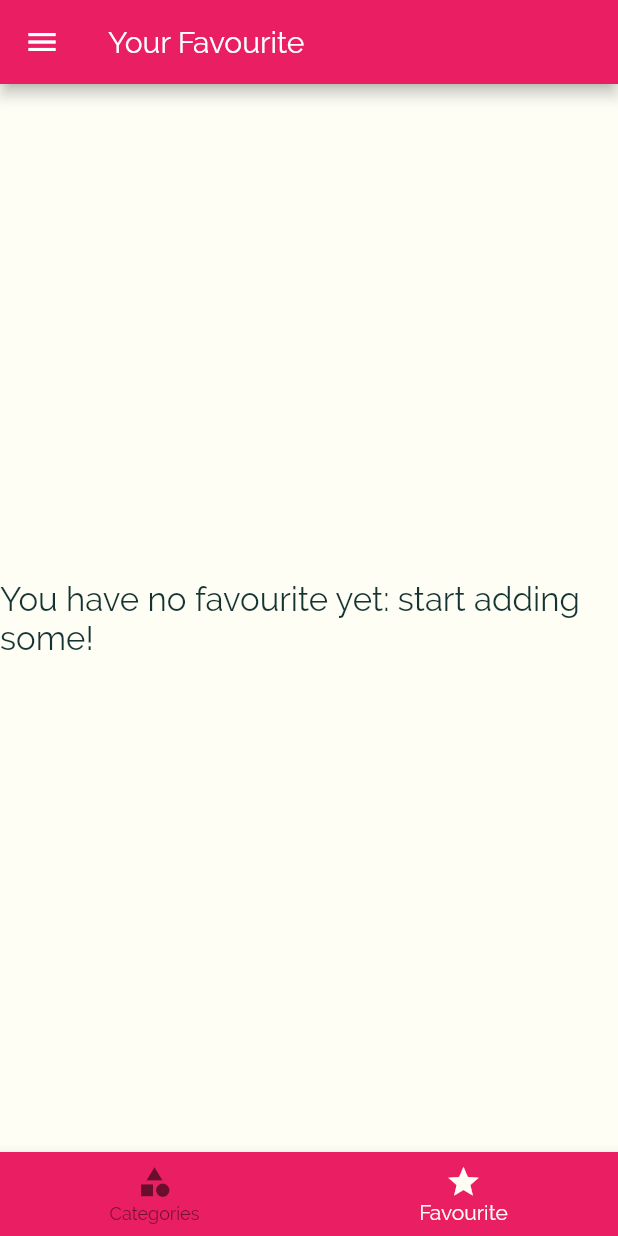
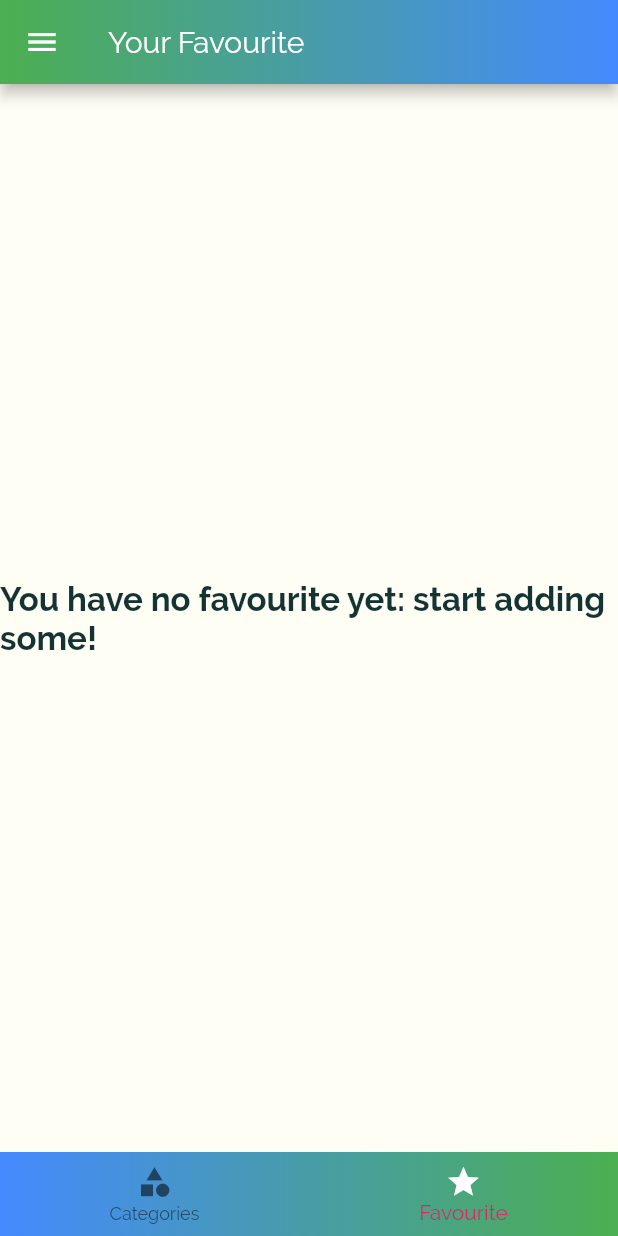
Before and after one commit to MeetSolguruz/meals_app, a Flutter app: the screen it shows after launch, item 2 of the bottom bar chosen, on a phone screen of 412 x 824 dp. Run offline on Flutter 3.47's test engine with Material 2 defaults, Android fonts, the phone set to English and light mode, and no system bars.

Commit message:
Everything is ok

```diff
--- a/lib/screens/favourites_screen.dart
+++ b/lib/screens/favourites_screen.dart
@@ -14,7 +14,10 @@ class FavouritesScreen extends StatelessWidget {
       return Center(
         child: Text(
           'You have no favourite yet: start adding some!',
-          style: TextStyle(fontSize: 22),
+          style: TextStyle(
+            fontSize: 22,
+            fontWeight: FontWeight.bold,
+          ),
         ),
       );
     } else {
--- a/lib/screens/filters_screen.dart
+++ b/lib/screens/filters_screen.dart
@@ -55,6 +55,7 @@ class _FiltersScreenState extends State<FiltersScreen> {
                 'vegetarian': _vegetarian,
               };
               widget.saveFilters(selectedFilters);
+              Navigator.pushNamed(context, '/');
             },
           ),
         ],
@@ -66,6 +67,10 @@ class _FiltersScreenState extends State<FiltersScreen> {
             padding: EdgeInsets.all(20),
             child: Text(
               'Adjust your meal selection.',
+              style: TextStyle(
+                fontWeight: FontWeight.bold,
+                fontSize: 16,
+              ),
             ),
           ),
           Expanded(
--- a/lib/screens/tabs_screen.dart
+++ b/lib/screens/tabs_screen.dart
@@ -37,19 +37,25 @@ class _TabsScreenState extends State<TabsScreen> {
     });
   }
 
-  @override
-  Widget build(BuildContext context) {
-    return Scaffold(
-      appBar: AppBar(
-        title: Text(_pages![_selectedPageIndex]['title'] as String),
+  Widget _createBottomNavigationBar() {
+    return Container(
+      decoration: BoxDecoration(
+        gradient: LinearGradient(
+          colors: [Colors.blueAccent, Colors.green],
+          begin: Alignment.topLeft,
+          end: Alignment.topRight,
+          // stops: [0.0, 0.8],
+          //tileMode: TileMode.clamp,
+        ),
       ),
-      drawer: MainDrawer(),
-      body: _pages![_selectedPageIndex]['page'] as Widget,
-      bottomNavigationBar: BottomNavigationBar(
+      child: BottomNavigationBar(
         onTap: _selectPage,
-        backgroundColor: Theme.of(context).primaryColor,
-        selectedItemColor: Theme.of(context).canvasColor,
-        // unselectedItemColor: Theme.of(context).canvasColor,
+        // check till down....
+        backgroundColor: Colors.transparent,
+        type: BottomNavigationBarType.fixed,
+        elevation: 0,
+        // unselectedItemColor: Colors.white,
+        selectedIconTheme: IconThemeData(color: Colors.white),
         currentIndex: _selectedPageIndex,
         //current-index is used for j select karie e highlight thaay...
         // type: BottomNavigationBarType.shifting,
@@ -71,4 +77,34 @@ class _TabsScreenState extends State<TabsScreen> {
       ),
     );
   }
+
+  //
+  @override
+  Widget build(BuildContext context) {
+    return Scaffold(
+      appBar: AppBar(
+        title: Text(_pages![_selectedPageIndex]['title'] as String),
+        flexibleSpace: Container(
+          decoration: BoxDecoration(
+            gradient: LinearGradient(
+              colors: [Colors.green, Colors.blueAccent],
+            ),
+          ),
+        ),
+      ),
+      drawer: MainDrawer(),
+      body: _pages![_selectedPageIndex]['page'] as Widget,
+      bottomNavigationBar: _createBottomNavigationBar(),
+    );
+  }
 }
+
+
+
+        // Hello Here,(check till down is here...)
+        // Also we can use this.
+        // backgroundColor: Theme.of(context).primaryColor,
+        //backgroundColor: Colors.blueAccent,
+        // selectedItemColor: Theme.of(context).canvasColor,
+        //selectedItemColor: Colors.red,
+        // unselectedItemColor: Theme.of(context).canvasColor,
```
Also changed, not shown: lib/screens/meal_detail_screen.dart (+13 -2 lines), lib/widgets/meal_item.dart (+20 -5 lines).
